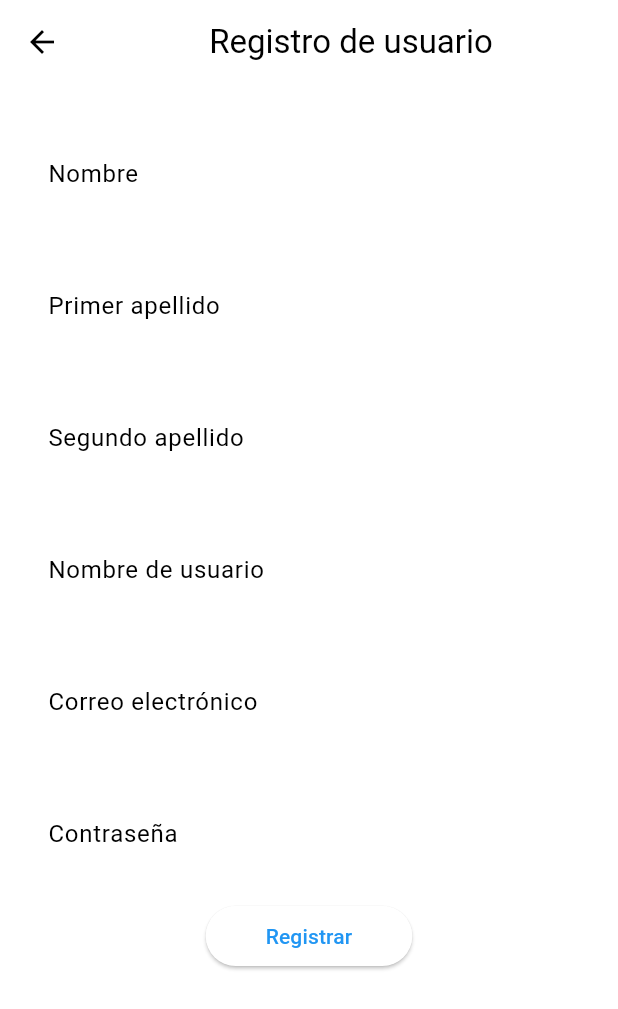
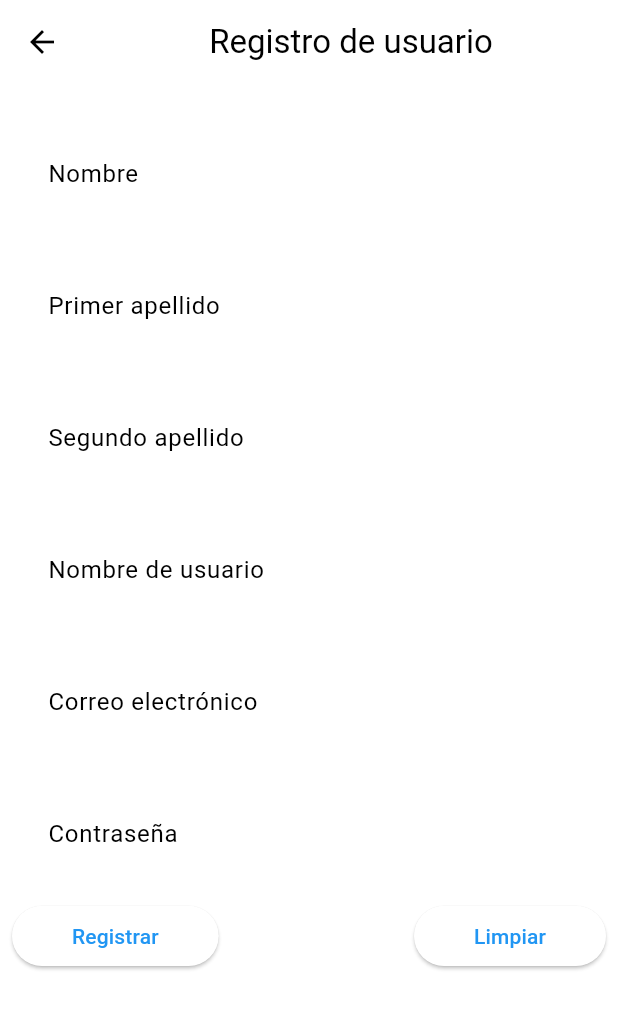
Before and after one commit to LuisFer27/app_test, a Flutter app: the screen it shows after launch, after a tap on "Iniciar sesión", after a tap on "Crear cuenta nueva", on a phone screen of 412 x 824 dp. Shown: the top 1009 px of the screen. Run offline on Flutter 3.47's test engine with Material 3 defaults, Android fonts, the phone set to English and light mode, and no system bars; drawn by our look-alikes of dynamic_color; our stand-ins replace audioplayers, flutter_map, geolocator, image_picker, latlong2, sqflite and 1 more; missing offline and left inert: flutter_barcode_scanner, mysql1, record; accounts and stored records are empty.

Commit message:
ajustes código

```diff
--- a/lib/core/routes/templates.dart
+++ b/lib/core/routes/templates.dart
@@ -1,3 +1,4 @@
 export 'package:app_test/core/templates/modal.dart';
 export 'package:app_test/core/templates/template.dart';
 export 'package:app_test/core/templates/validations.dart';
+export 'package:app_test/core/templates/style.dart';
--- /dev/null
+++ b/lib/core/templates/style.dart
@@ -0,0 +1,26 @@
+import 'package:app_test/core/route.dart';
+
+class Style extends StatelessWidget {
+  static final _defaultLightColorScheme =
+      ColorScheme.fromSwatch(primarySwatch: Colors.blue);
+
+  static final _defaultDarkColorScheme = ColorScheme.fromSwatch(
+      primarySwatch: Colors.blue, brightness: Brightness.dark);
+  @override
+  Widget build(BuildContext context) {
+    return DynamicColorBuilder(builder: (lightColorScheme, darkColorScheme) {
+      return MaterialApp(
+          debugShowCheckedModeBanner: false,
+          theme: ThemeData(
+            colorScheme: lightColorScheme ?? _defaultLightColorScheme,
+            useMaterial3: true,
+          ),
+          darkTheme: ThemeData(
+            colorScheme: darkColorScheme ?? _defaultDarkColorScheme,
+            useMaterial3: true,
+          ),
+          //themeMode: ThemeMode.dark,
+          home: const LoginPage());
+    });
+  }
+}
--- a/lib/main.dart
+++ b/lib/main.dart
@@ -1,31 +1,5 @@
 import 'package:app_test/core/route.dart';
 
 void main() {
-  runApp(MyApp());
+  runApp(Style());
 }
-
-class MyApp extends StatelessWidget {
-  static final _defaultLightColorScheme =
-      ColorScheme.fromSwatch(primarySwatch: Colors.blue);
-
-  static final _defaultDarkColorScheme = ColorScheme.fromSwatch(
-      primarySwatch: Colors.blue, brightness: Brightness.dark);
-
-  @override
-  Widget build(BuildContext context) {
-    return DynamicColorBuilder(builder: (lightColorScheme, darkColorScheme) {
-      return MaterialApp(
-          debugShowCheckedModeBanner: false,
-          theme: ThemeData(
-            colorScheme: lightColorScheme ?? _defaultLightColorScheme,
-            useMaterial3: true,
-          ),
-          darkTheme: ThemeData(
-            colorScheme: darkColorScheme ?? _defaultDarkColorScheme,
-            useMaterial3: true,
-          ),
-          //themeMode: ThemeMode.dark,
-          home: LoginPage());
-    });
-  }
-}
--- a/lib/src/pages/login/register.dart
+++ b/lib/src/pages/login/register.dart
@@ -17,6 +17,16 @@ class _RegisterPageState extends State<RegisterPage> {
   TextEditingController passwordController = TextEditingController();
   final dbUsers = DBUsers();
   final Validations validations = Validations(); // Instancia de Validations
+
+  void _clearForm() {
+    nameController.clear();
+    lastNameController.clear();
+    secondLastNameController.clear();
+    userNameController.clear();
+    emailController.clear();
+    passwordController.clear();
+  }
+
   @override
   Widget build(BuildContext context) {
     return Scaffold(
@@ -81,6 +91,9 @@ class _RegisterPageState extends State<RegisterPage> {
                     return validations.validatePassword(value ?? '');
                   },
                 ),
+                Row(
+                  mainAxisAlignment: MainAxisAlignment.spaceBetween,
+                  children: [
                     Btns(
                       menuText: 'Registrar',
                       onTap: () async {
@@ -110,10 +123,17 @@ class _RegisterPageState extends State<RegisterPage> {
                           // Mostrar mensaje de error
                           ScaffoldMessenger.of(context).showSnackBar(
                             const SnackBar(
-                            content: Text('No se pudo registrar el usuario')),
+                                content:
+                                    Text('No se pudo registrar el usuario')),
                           );
                         }
                       },
+                    ),
+                    Btns(
+                      onTap: _clearForm,
+                      menuText: 'Limpiar',
+                    ),
+                  ],
                 ),
               ],
             ),
```
Also changed, not shown: lib/core/templates/template.dart (+0 -13 lines), lib/src/pages/profile/edit_profile.dart (+22 -4 lines). Lines whose indentation alone changed are shown as unchanged.
